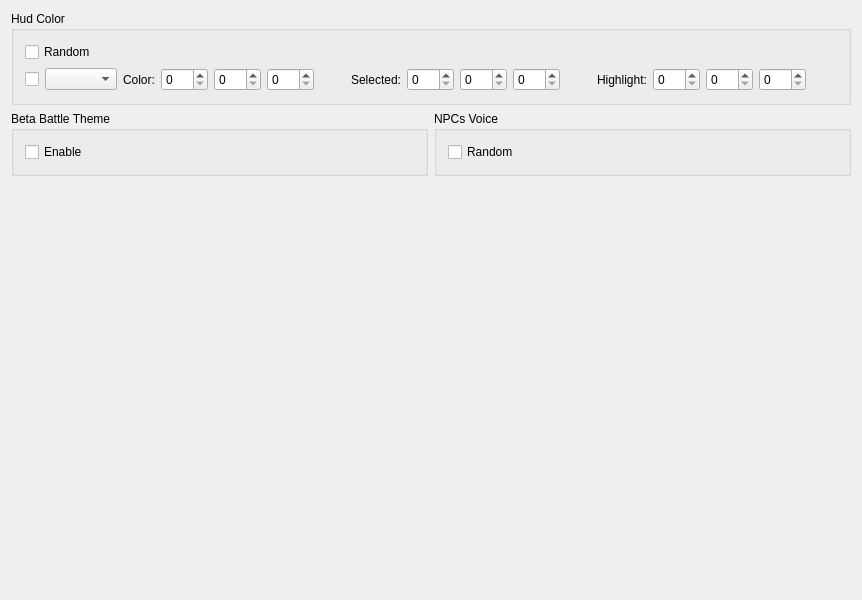
This is src/FrontendQt/MiscWidget.ui in Meos4/Jade-Cocoon-Randomizer as Qt 5 draws it before an edit. The edited form follows.
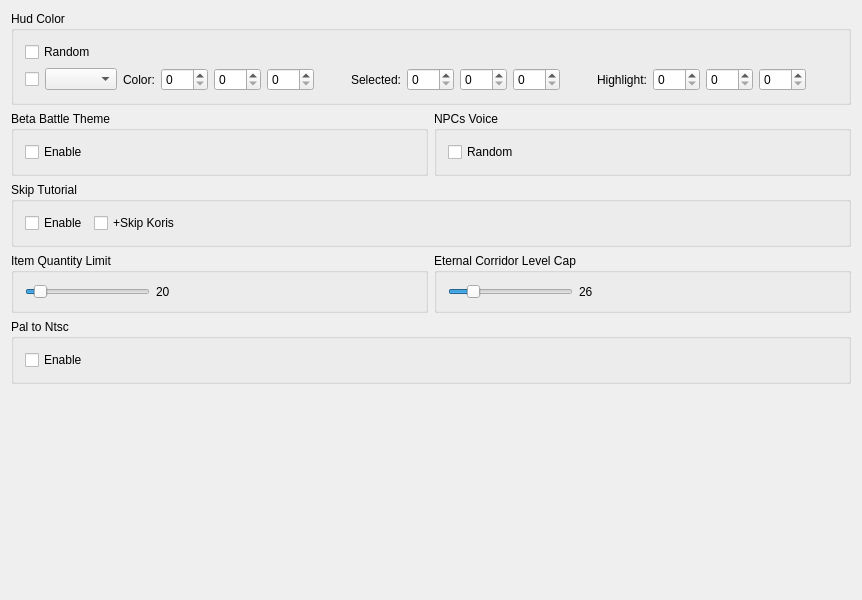
This is the edited form.

Commit message: Move Addons features into Misc tab and remove Addons

The edit to the form file:
```diff
--- a/src/FrontendQt/MiscWidget.ui
+++ b/src/FrontendQt/MiscWidget.ui
@@ -236,6 +236,158 @@
     </layout>
    </item>
    <item row="2" column="0">
+    <widget class="QGroupBox" name="skipTutorialBox">
+     <property name="minimumSize">
+      <size>
+       <width>0</width>
+       <height>0</height>
+      </size>
+     </property>
+     <property name="font">
+      <font>
+       <italic>false</italic>
+       <bold>false</bold>
+      </font>
+     </property>
+     <property name="title">
+      <string>Skip Tutorial</string>
+     </property>
+     <layout class="QFormLayout" name="formLayout">
+      <item row="0" column="0">
+       <widget class="QCheckBox" name="skipTutorialEnable">
+        <property name="toolTip">
+         <string/>
+        </property>
+        <property name="text">
+         <string>Enable</string>
+        </property>
+       </widget>
+      </item>
+      <item row="0" column="1">
+       <widget class="QCheckBox" name="skipTutorialSkipKoris">
+        <property name="enabled">
+         <bool>true</bool>
+        </property>
+        <property name="toolTip">
+         <string/>
+        </property>
+        <property name="text">
+         <string>+Skip Koris</string>
+        </property>
+       </widget>
+      </item>
+     </layout>
+    </widget>
+   </item>
+   <item row="3" column="0">
+    <layout class="QHBoxLayout" name="horizontalLayout_itemQuantityEternalCorridor">
+     <item>
+      <widget class="QGroupBox" name="itemQuantityLimitBox">
+       <property name="title">
+        <string>Item Quantity Limit</string>
+       </property>
+       <layout class="QHBoxLayout" name="horizontalLayout_2">
+        <item>
+         <widget class="QSlider" name="itemQuantityLimitSlider">
+          <property name="minimumSize">
+           <size>
+            <width>0</width>
+            <height>0</height>
+           </size>
+          </property>
+          <property name="maximumSize">
+           <size>
+            <width>125</width>
+            <height>16777215</height>
+           </size>
+          </property>
+          <property name="minimum">
+           <number>1</number>
+          </property>
+          <property name="maximum">
+           <number>255</number>
+          </property>
+          <property name="sliderPosition">
+           <number>20</number>
+          </property>
+          <property name="orientation">
+           <enum>Qt::Horizontal</enum>
+          </property>
+         </widget>
+        </item>
+        <item>
+         <widget class="QLabel" name="itemQuantityLimitValue">
+          <property name="text">
+           <string>20</string>
+          </property>
+         </widget>
+        </item>
+       </layout>
+      </widget>
+     </item>
+     <item>
+      <widget class="QGroupBox" name="eternalCorridorLevelCapBox">
+       <property name="title">
+        <string>Eternal Corridor Level Cap</string>
+       </property>
+       <layout class="QHBoxLayout" name="horizontalLayout">
+        <item>
+         <widget class="QSlider" name="eternalCorridorLevelCapSlider">
+          <property name="maximumSize">
+           <size>
+            <width>125</width>
+            <height>16777215</height>
+           </size>
+          </property>
+          <property name="toolTip">
+           <string/>
+          </property>
+          <property name="minimum">
+           <number>19</number>
+          </property>
+          <property name="maximum">
+           <number>63</number>
+          </property>
+          <property name="value">
+           <number>26</number>
+          </property>
+          <property name="orientation">
+           <enum>Qt::Horizontal</enum>
+          </property>
+         </widget>
+        </item>
+        <item>
+         <widget class="QLabel" name="eternalCorridorLevelCapValue">
+          <property name="text">
+           <string>26</string>
+          </property>
+         </widget>
+        </item>
+       </layout>
+      </widget>
+     </item>
+    </layout>
+   </item>
+   <item row="4" column="0">
+    <widget class="QGroupBox" name="palToNtscBox">
+     <property name="title">
+      <string>Pal to Ntsc</string>
+     </property>
+     <layout class="QVBoxLayout" name="verticalLayout_palToNtsc">
+      <item>
+       <widget class="QCheckBox" name="palToNtscEnable">
+        <property name="toolTip">
+         <string/>
+        </property>
+        <property name="text">
+         <string>Enable</string>
+        </property>
+       </widget>
+      </item>
+     </layout>
+    </widget>
+   </item>
+   <item row="5" column="0">
     <spacer name="verticalSpacer">
      <property name="orientation">
       <enum>Qt::Vertical</enum>
```
The commit also changes 17 other files.
